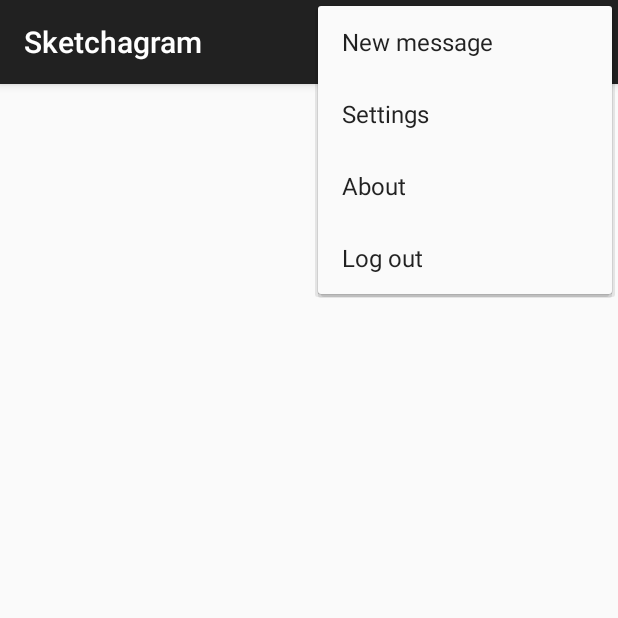
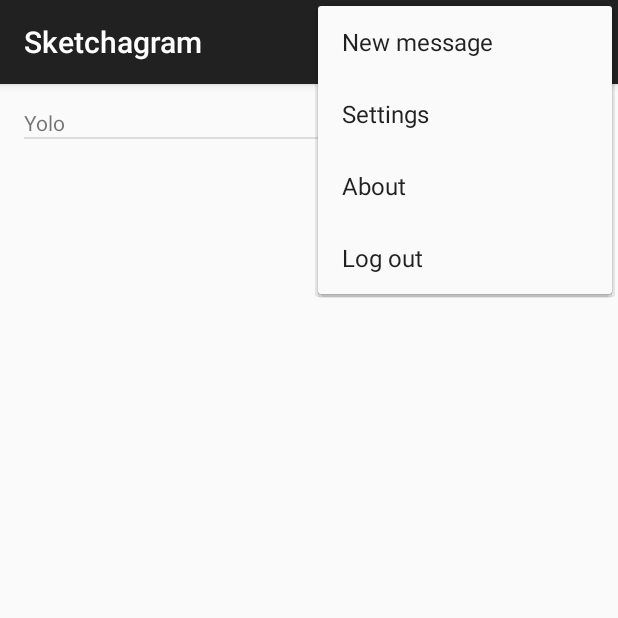
Before and after one commit to frapperino/sketchagram, an Android app: the fragment InConversationFragment placed in its activity, with the options menu open, on a phone screen of 412 x 824 dp, the top half of it. Run offline under Robolectric (Android 15) with nearby library versions, the phone set to English and light mode, and no system bars.

```diff
--- a/mobile/src/main/AndroidManifest.xml
+++ b/mobile/src/main/AndroidManifest.xml
@@ -17,11 +17,11 @@
         android:allowBackup="true"
         android:icon="@drawable/sketchagram_logo"
         android:label="@string/app_name"
-        android:theme="@style/AppTheme" >
+        android:theme="@style/AppTheme"
+        android:noHistory="false">
         <activity
             android:name=".LoginActivity"
             android:label="@string/app_name"
-            android:noHistory="true"
             android:windowSoftInputMode="adjustResize|stateHidden" >
             <intent-filter>
                 <action android:name="android.intent.action.MAIN" />
--- a/mobile/src/main/java/sketchagram/chalmers/com/model/TextMessage.java
+++ b/mobile/src/main/java/sketchagram/chalmers/com/model/TextMessage.java
@@ -7,12 +7,19 @@ import java.util.List;
  */
 public class TextMessage extends AMessage {
 
-    protected TextMessage(long timestamp, ADigitalPerson sender, List<ADigitalPerson> receiver) {
+    private String textMessage;
+
+    public TextMessage(long timestamp, ADigitalPerson sender, List<ADigitalPerson> receiver) {
         super(timestamp, sender, receiver);
+        textMessage = "";
     }
 
     @Override
-    public <T> T getMessage() {
-        return null;
+    public String getMessage() {
+        return textMessage;
+    }
+
+    public void setTextMessage(String textMessage) {
+        this.textMessage = textMessage;
     }
 }
--- a/mobile/src/main/java/sketchagram/chalmers/com/model/User.java
+++ b/mobile/src/main/java/sketchagram/chalmers/com/model/User.java
@@ -27,7 +27,17 @@ public class User extends ADigitalPerson {
     }
 
     public void addConversation(Conversation conversation){
-        conversationList.add(conversation);
+        Boolean exist = false;
+        for(Conversation c : conversationList){
+            if(c.getParticipants().equals(conversation.getParticipants())) {
+                for (AMessage msg : conversation.getHistory())
+                    c.addMessage(msg);
+                exist = true;
+            }
+
+        }
+        if(!exist)
+            conversationList.add(conversation);
     }
 
     public List<Contact> getContactList() {
@@ -38,4 +48,9 @@ public class User extends ADigitalPerson {
         return conversationList;
     }
 
+    @Override
+    public String toString() {
+        return getUsername();
+    }
+
 }
--- a/mobile/src/main/java/sketchagram/chalmers/com/model/test/DummyData.java
+++ b/mobile/src/main/java/sketchagram/chalmers/com/model/test/DummyData.java
@@ -1,4 +1,8 @@
 package sketchagram.chalmers.com.model.test;
+
+import android.os.SystemClock;
+
+import org.w3c.dom.Text;
 
 import java.util.ArrayList;
 import java.util.List;
@@ -8,6 +12,7 @@ import sketchagram.chalmers.com.model.Contact;
 import sketchagram.chalmers.com.model.Conversation;
 import sketchagram.chalmers.com.model.Profile;
 import sketchagram.chalmers.com.model.SystemUser;
+import sketchagram.chalmers.com.model.TextMessage;
 import sketchagram.chalmers.com.model.User;
 
 /**
@@ -38,6 +43,11 @@ public class DummyData {
         participants.add(user.getContactList().get(5));
         participants.add(user.getContactList().get(1));
         Conversation conversation = new Conversation(participants);
-            SystemUser.getInstance().getUser().addConversation(conversation);
+        participants.remove(1);
+        TextMessage text = new TextMessage(SystemClock.currentThreadTimeMillis(), user.getContactList().get(5), participants);
+        text.setTextMessage("Yolo");
+        conversation.addMessage
+                (text);
+        SystemUser.getInstance().getUser().addConversation(conversation);
     }
 }
--- a/mobile/src/main/java/sketchagram/chalmers/com/sketchagram/InConversationFragment.java
+++ b/mobile/src/main/java/sketchagram/chalmers/com/sketchagram/InConversationFragment.java
@@ -1,6 +1,7 @@
 package sketchagram.chalmers.com.sketchagram;
 
 import android.app.Activity;
+import android.content.SharedPreferences;
 import android.os.Bundle;
 import android.app.Fragment;
 import android.view.LayoutInflater;
@@ -12,6 +13,8 @@ import android.widget.ArrayAdapter;
 import android.widget.ListAdapter;
 import android.widget.TextView;
 
+import sketchagram.chalmers.com.model.AMessage;
+import sketchagram.chalmers.com.model.Conversation;
 import sketchagram.chalmers.com.model.SystemUser;
 
 
@@ -74,7 +77,16 @@ public class InConversationFragment extends Fragment implements AbsListView.OnIt
             mParam2 = getArguments().getString(ARG_PARAM2);
         }
 
-        mAdapter = new InConversationListAdapter(getActivity(), SystemUser.getInstance().getUser().getConversationList().get(1).getHistory());
+        String participants = getActivity().getSharedPreferences("Participants", 0).getString("Participants", "");
+        Conversation conversation = null;
+        for(Conversation c : SystemUser.getInstance().getUser().getConversationList()){
+            if(c.getParticipants().toString().equals(participants))
+                conversation = c;
+        }
+        if(conversation == null)
+            conversation = SystemUser.getInstance().getUser().getConversationList().get(0);
+
+        mAdapter = new InConversationListAdapter(getActivity(), conversation.getHistory());
     }
 
     @Override
--- a/mobile/src/main/java/sketchagram/chalmers/com/sketchagram/LoginActivity.java
+++ b/mobile/src/main/java/sketchagram/chalmers/com/sketchagram/LoginActivity.java
@@ -215,6 +215,7 @@ public class LoginActivity extends PlusBaseActivity implements LoaderCallbacks<C
             mAuthTask.execute((Void) null);
 
             Intent intent = new Intent(LoginActivity.this, MainActivity.class);
+            intent.addFlags(Intent.FLAG_ACTIVITY_TASK_ON_HOME);
             startActivity(intent);
         }
     }
--- a/mobile/src/main/java/sketchagram/chalmers/com/sketchagram/MainActivity.java
+++ b/mobile/src/main/java/sketchagram/chalmers/com/sketchagram/MainActivity.java
@@ -48,7 +48,7 @@ public class MainActivity extends ActionBarActivity implements EmoticonFragment.
         ft.add(R.id.fragmentlayout, conversationFragment);
         ft.commit();
 //        ((TextView)findViewById(R.id.text)).setText(username);
-        User user = new User(pref.getString("username", null), new Profile());
+        User user = new User(pref.getString("username", "User"), new Profile());
         SystemUser.getInstance().setUser(user);
         DummyData.injectData();
     }
```
Also changed, not shown: mobile/src/main/java/sketchagram/chalmers/com/sketchagram/ConversationFragment.java (+8 -2 lines), 1 other file.
